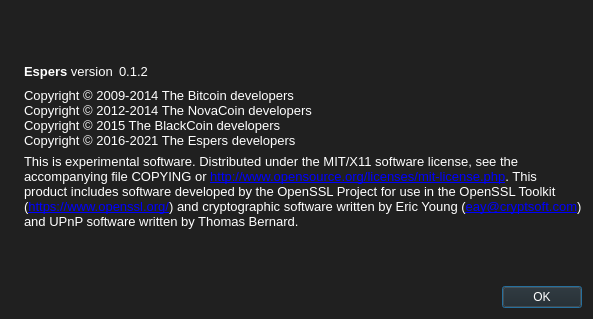
Old version of the form src/qt/forms/aboutdialog.ui in the repository CryptoCoderz/Espers.
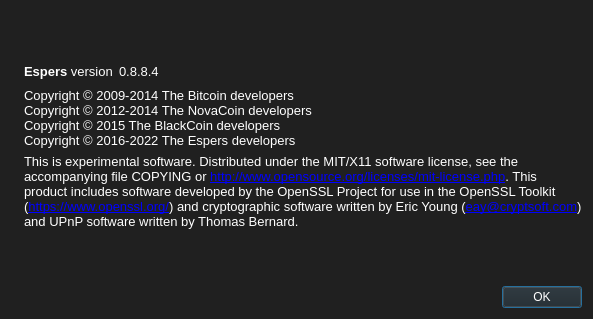
New version of the form. Icons and pictures are not drawn.

Patch:
```diff
--- a/src/qt/forms/aboutdialog.ui
+++ b/src/qt/forms/aboutdialog.ui
@@ -80,7 +80,7 @@
           <cursorShape>IBeamCursor</cursorShape>
          </property>
          <property name="text">
-          <string notr="true">0.1.2</string>
+          <string notr="true">0.8.8.4</string>
          </property>
          <property name="textInteractionFlags">
           <set>Qt::LinksAccessibleByMouse|Qt::TextSelectableByKeyboard|Qt::TextSelectableByMouse</set>
@@ -116,7 +116,7 @@
         <string>Copyright © 2009-2014 The Bitcoin developers
 Copyright © 2012-2014 The NovaCoin developers
 Copyright © 2015 The BlackCoin developers
-Copyright © 2016-2021 The Espers developers</string>
+Copyright © 2016-2022 The Espers developers</string>
        </property>
        <property name="textInteractionFlags">
         <set>Qt::LinksAccessibleByMouse|Qt::TextSelectableByKeyboard|Qt::TextSelectableByMouse</set>
```
Lines whose indentation alone changed are shown as unchanged.
